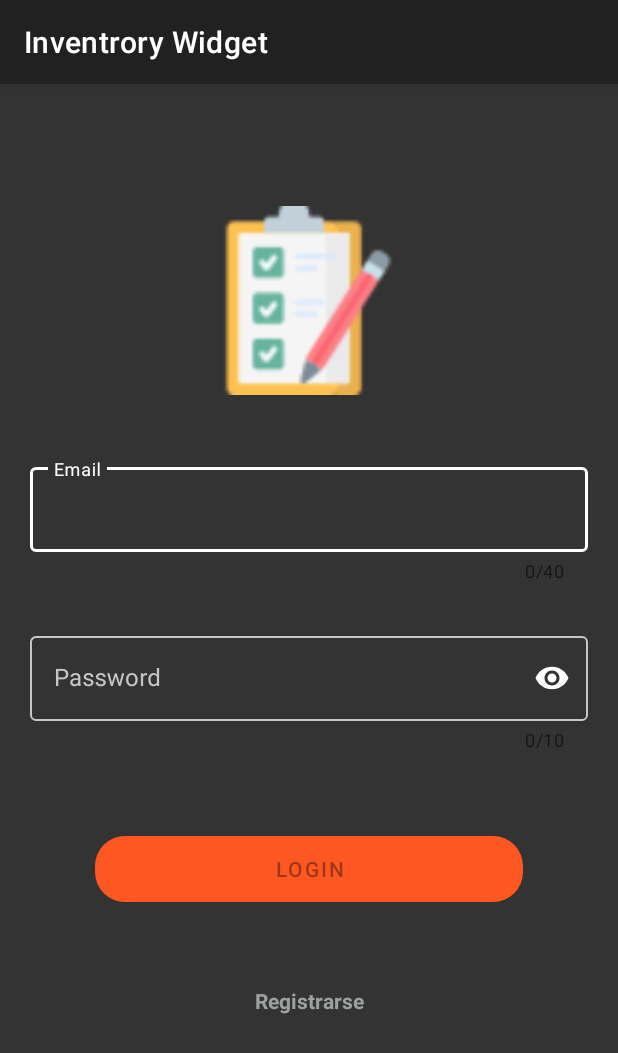
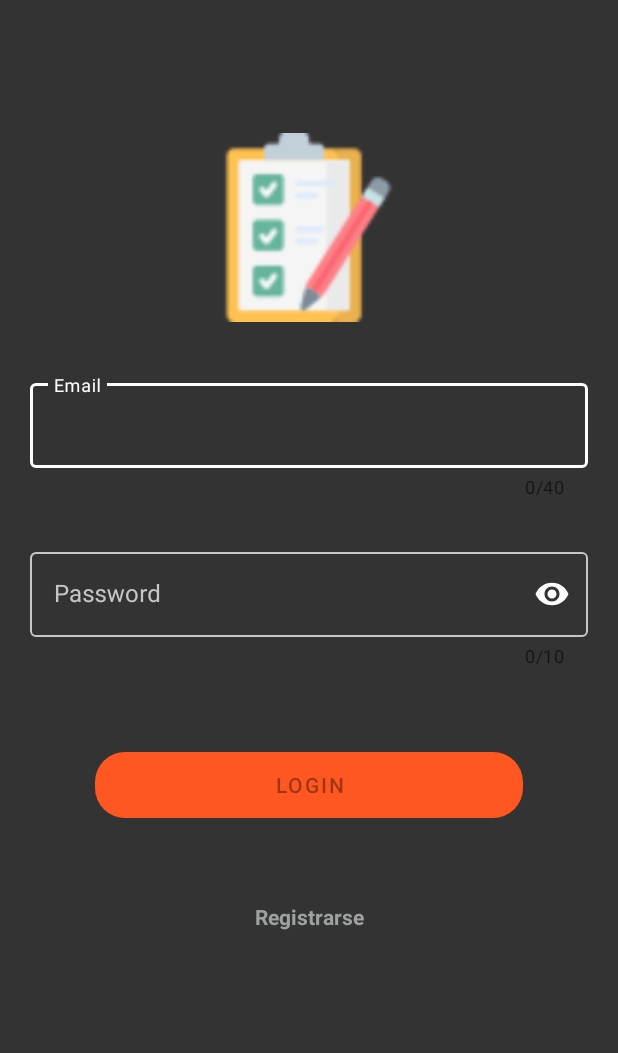
Before and after one commit to camyj2010/equipoSiete, an Android app: the screen it shows after launch (LoginActivity), on a phone screen of 412 x 824 dp. Shown: the top 1053 px of the screen. Run offline under Robolectric (Android 15) with nearby library versions, the light colour scheme and no system bars; our stand-ins replace Dagger/Hilt's generated code, Firebase (no records; nobody signed in at launch, a user with empty details on screens opened directly), data binding.

Commit message:
No action bar issue corrected

```diff
--- a/app/src/main/AndroidManifest.xml
+++ b/app/src/main/AndroidManifest.xml
@@ -13,7 +13,7 @@
         android:dataExtractionRules="@xml/data_extraction_rules"
         android:fullBackupContent="@xml/backup_rules"
         android:icon="@mipmap/ic_launcher"
-        android:label="@string/app_name"
+        android:label="Inventory widget"
         android:roundIcon="@mipmap/ic_launcher_round"
         android:supportsRtl="true"
         android:theme="@style/Theme.equipoSiete"
--- a/app/src/main/java/com/example/equipoSiete/view/MainActivity.kt
+++ b/app/src/main/java/com/example/equipoSiete/view/MainActivity.kt
@@ -1,6 +1,7 @@
 
 package com.example.equipoSiete.view
 import android.os.Bundle
+import android.view.Window
 import androidx.appcompat.app.AppCompatActivity
 import com.example.equipoSiete.R
 import dagger.hilt.android.AndroidEntryPoint
--- a/app/src/main/res/values/strings.xml
+++ b/app/src/main/res/values/strings.xml
@@ -1,5 +1,5 @@
 <resources>
-    <string name="app_name">Inventrory Widget</string>
+    <string name="app_name">Inventory Widget</string>
     <string name="tituloInventario">Inventario</string>
     <string name="appwidget_text">EXAMPLE</string>
     <string name="add_widget">Add widget</string>
--- a/app/src/main/res/values/themes.xml
+++ b/app/src/main/res/values/themes.xml
@@ -1,6 +1,6 @@
 <resources xmlns:tools="http://schemas.android.com/tools">
     <!-- Base application theme. -->
-    <style name="Base.Theme.equipoSiete" parent="Theme.MaterialComponents.DayNight.DarkActionBar">
+    <style name="Base.Theme.equipoSiete" parent="Theme.MaterialComponents.DayNight.NoActionBar">
         <!-- Customize your light theme here. -->
         <!-- <item name="colorPrimary">@color/my_light_primary</item> -->
     </style>
```
